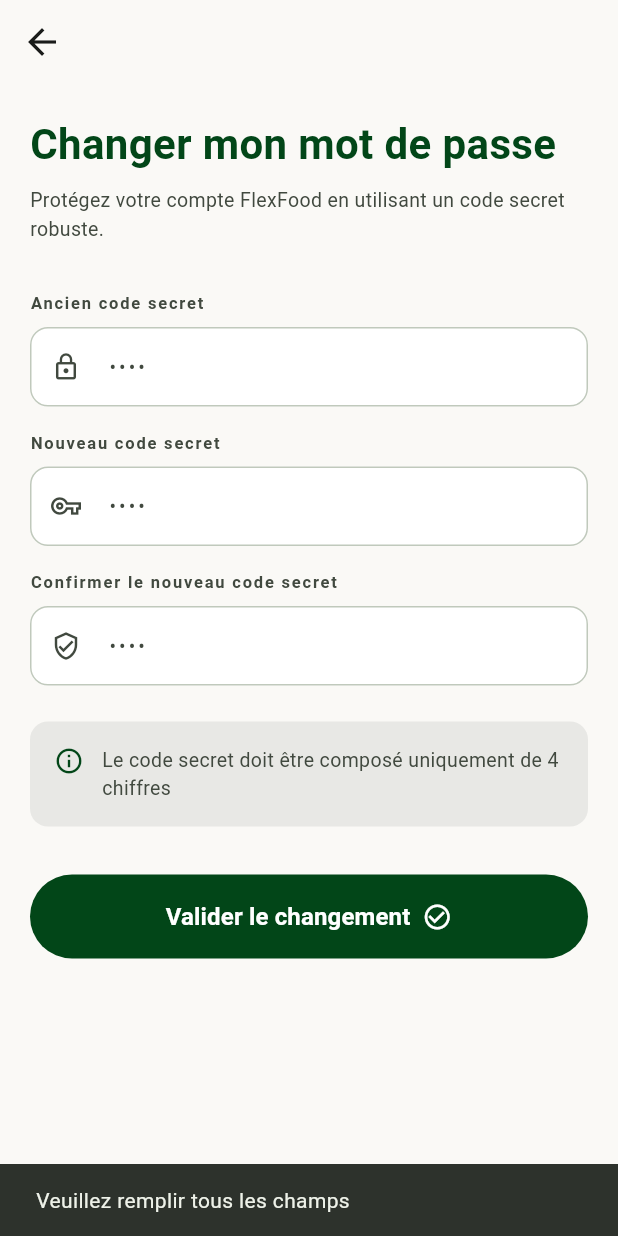
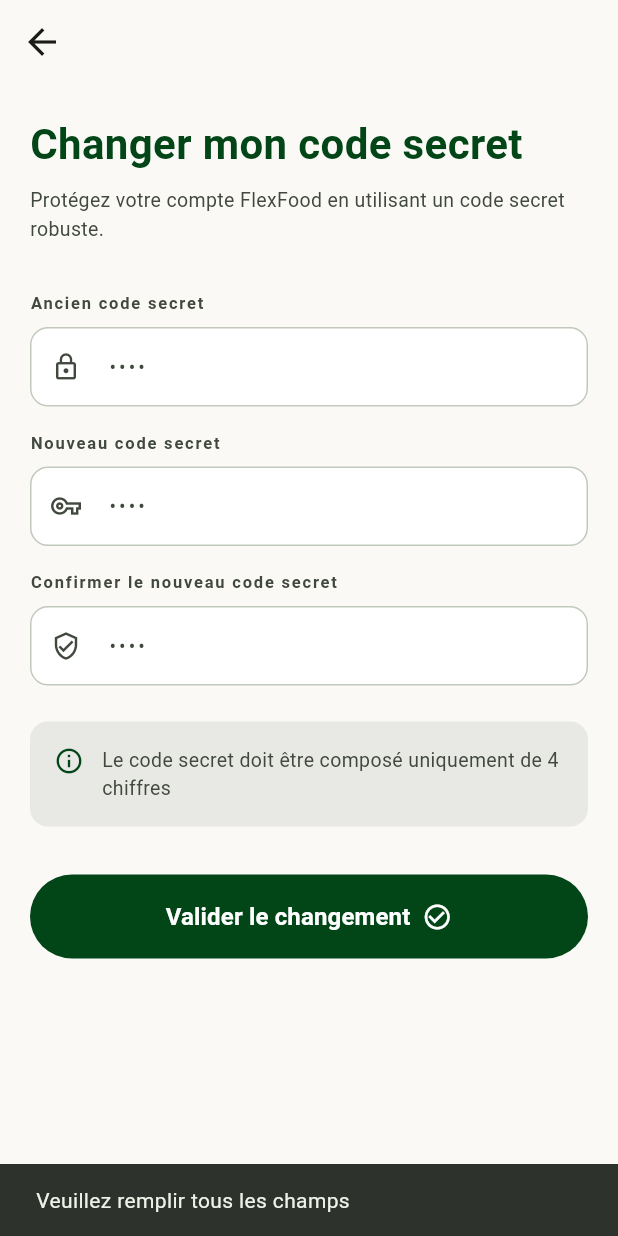
Before and after one commit to thetika434/flexfood, a Flutter app: the PageChangerCodeSecret screen opened by its route, after a tap on "Valider le changement", on a phone screen of 412 x 824 dp. Run offline on Flutter 3.47's test engine with Material 3 defaults, Android fonts, the phone set to English and light mode, and no system bars; our stand-ins replace pdf, printing, qr_flutter, shared_preferences; missing offline and left inert: mobile_scanner; accounts and stored records are empty.

Commit message:
Ajouter support enseignants, favoris, notifications in-app
- Modèle Etudiant : ajout champ role + estEnseignant + premiereConnexion
- Connexion : redirection vers changement PIN si première connexion
- Tableau de bord : masquer transfert pour les enseignants
- Page changer code secret : mode première connexion (champ ancien PIN masqué)
- Favoris : endpoint backend + service Flutter + section dans page transfert
- Notifications in-app : bannière animée déclenchée par WebSocket
- Base de données : colonne role ajoutée à la table etudiants
- Guide admin base de données pour Loba

Co-Authored-By: Claude Sonnet 4.6 <noreply@anthropic.com>

```diff
--- a/appli_etudiant/lib/ecrans/accueil/page_tableau_bord.dart
+++ b/appli_etudiant/lib/ecrans/accueil/page_tableau_bord.dart
@@ -166,9 +166,10 @@ class _PageTableauBordEtat extends State<PageTableauBord> {
 
               const SizedBox(height: Dimensions.espaceM),
 
-              // Boutons d'action : Transfert + Historique
+              // Boutons d'action : Transfert (étudiants seulement) + Historique
               Row(
                 children: [
+                  if (!(Session.etudiantConnecte?.estEnseignant ?? false)) ...[
                     Expanded(
                       child: _BoutonAction(
                         icone: Icons.currency_exchange,
@@ -180,6 +181,7 @@ class _PageTableauBordEtat extends State<PageTableauBord> {
                       ),
                     ),
                     const SizedBox(width: Dimensions.espaceM),
+                  ],
                   Expanded(
                     child: _BoutonAction(
                       icone: Icons.receipt,
--- a/appli_etudiant/lib/ecrans/parametres/page_changer_code_secret.dart
+++ b/appli_etudiant/lib/ecrans/parametres/page_changer_code_secret.dart
@@ -23,6 +23,7 @@ import '../../composants/bouton_principal.dart';
 import '../../constantes/couleurs.dart';
 import '../../constantes/styles_texte.dart';
 import '../../constantes/dimensions.dart';
+import '../../navigation/routeur.dart';
 import '../../services/service_authentification.dart';
 
 class PageChangerCodeSecret extends StatefulWidget {
@@ -36,6 +37,17 @@ class _PageChangerCodeSecretState extends State<PageChangerCodeSecret> {
   final _ancienCodeController = TextEditingController();
   final _nouveauCodeController = TextEditingController();
   final _confirmerCodeController = TextEditingController();
+  bool _premiereConnexion = false;
+
+  @override
+  void didChangeDependencies() {
+    super.didChangeDependencies();
+    final args = ModalRoute.of(context)?.settings.arguments;
+    if (args == true) {
+      _premiereConnexion = true;
+      _ancienCodeController.text = '0000';
+    }
+  }
 
   @override
   void dispose() {
@@ -69,7 +81,11 @@ class _PageChangerCodeSecretState extends State<PageChangerCodeSecret> {
           backgroundColor: Couleurs.vertPrincipal,
         ),
       );
+      if (_premiereConnexion) {
+        Navigator.pushNamedAndRemoveUntil(context, Routes.accueil, (r) => false);
+      } else {
         Navigator.pop(context);
+      }
     } else {
       ScaffoldMessenger.of(context).showSnackBar(
         const SnackBar(
@@ -145,20 +161,23 @@ class _PageChangerCodeSecretState extends State<PageChangerCodeSecret> {
           child: Column(
             crossAxisAlignment: CrossAxisAlignment.start,
             children: [
-              const Text(
-                'Changer mon mot de passe',
-                style: TextStyle(
+              Text(
+                _premiereConnexion ? 'Créer mon code secret' : 'Changer mon code secret',
+                style: const TextStyle(
                   fontSize: 28,
                   fontWeight: FontWeight.bold,
                   color: Couleurs.vertFonce,
                 ),
               ),
               const SizedBox(height: Dimensions.espaceS),
-              const Text(
-                'Protégez votre compte FlexFood en utilisant un code secret robuste.',
+              Text(
+                _premiereConnexion
+                    ? 'Bienvenue ! Choisissez un code secret personnel pour sécuriser votre compte.'
+                    : 'Protégez votre compte FlexFood en utilisant un code secret robuste.',
                 style: StylesTexte.corpsSecondaire,
               ),
               const SizedBox(height: Dimensions.espaceXL),
+              if (!_premiereConnexion) ...[
                 _buildCustomField(
                   label: 'Ancien code secret',
                   indice: '••••',
@@ -166,6 +185,7 @@ class _PageChangerCodeSecretState extends State<PageChangerCodeSecret> {
                   controleur: _ancienCodeController,
                 ),
                 const SizedBox(height: Dimensions.espaceM),
+              ],
               _buildCustomField(
                 label: 'Nouveau code secret',
                 indice: '••••',
--- a/appli_etudiant/lib/modeles/etudiant.dart
+++ b/appli_etudiant/lib/modeles/etudiant.dart
@@ -4,6 +4,7 @@ class Etudiant {
   final String prenom;
   int solde;
   final String codeQR;
+  final String role;
   bool premiereConnexion;
 
   Etudiant({
@@ -12,8 +13,11 @@ class Etudiant {
     required this.prenom,
     required this.solde,
     required this.codeQR,
+    this.role = 'etudiant',
     this.premiereConnexion = false,
   });
+
+  bool get estEnseignant => role == 'enseignant';
 
   factory Etudiant.fromJson(Map<String, dynamic> json) => Etudiant(
         matricule: json['matricule'] as String,
@@ -21,6 +25,8 @@ class Etudiant {
         prenom: json['prenom'] as String,
         solde: json['solde'] as int,
         codeQR: json['codeQr'] as String? ?? '',
+        role: json['role'] as String? ?? 'etudiant',
+        premiereConnexion: json['premiereConnexion'] as bool? ?? false,
       );
 
   Map<String, dynamic> toJson() => {
@@ -29,6 +35,8 @@ class Etudiant {
         'prenom': prenom,
         'solde': solde,
         'codeQr': codeQR,
+        'role': role,
+        'premiereConnexion': premiereConnexion,
       };
 
   String get nomComplet => '$prenom $nom';
--- a/appli_etudiant/lib/services/service_authentification.dart
+++ b/appli_etudiant/lib/services/service_authentification.dart
@@ -39,8 +39,12 @@ class ServiceAuthentification {
     final data = jsonDecode(reponse.body) as Map<String, dynamic>;
     final token = data['token'] as String;
     final etudiantJson = data['etudiant'] as Map<String, dynamic>;
+    final premiereConnexion = data['premiereConnexion'] as bool? ?? false;
 
-    final etudiant = Etudiant.fromJson(etudiantJson);
+    final etudiant = Etudiant.fromJson({
+      ...etudiantJson,
+      'premiereConnexion': premiereConnexion,
+    });
 
     await ServiceStockageLocal.sauvegarderToken(token);
     await ServiceStockageLocal.sauvegarderMatricule(etudiant.matricule);
```
Also changed, not shown: appli_etudiant/lib/composants/banniere_notification.dart (added, +127 -0 lines), appli_etudiant/lib/ecrans/authentification/page_connexion.dart (+17 -6 lines), appli_etudiant/lib/ecrans/transfert/page_choisir_mode_transfert.dart (+43 -22 lines), appli_etudiant/lib/main.dart (+10 -0 lines), appli_etudiant/lib/services/service_transactions.dart (+16 -1 lines), appli_etudiant/lib/services/service_websocket.dart (+18 -2 lines), backend/lib/routes/etudiant_routes.dart (+9 -0 lines), backend/lib/services/service_auth.dart (+10 -0 lines), backend/lib/services/service_etudiants.dart (+22 -0 lines), 2 other files. Lines whose indentation alone changed are shown as unchanged.
